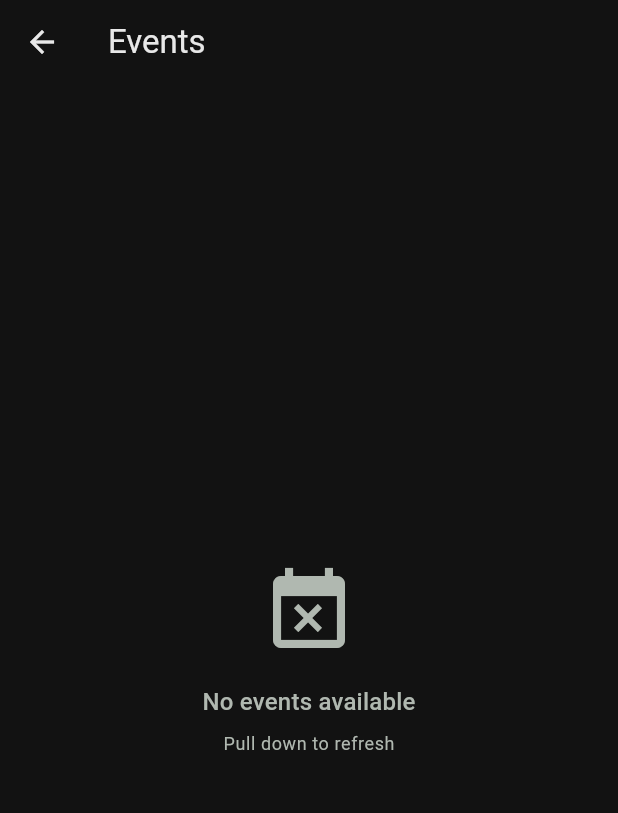
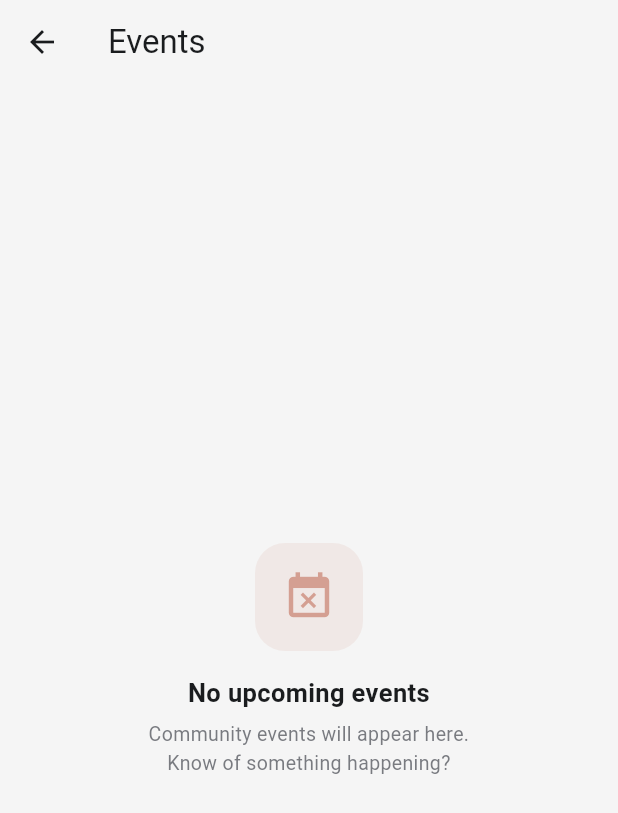
Before and after one commit to DZA6/calcity-app, a Flutter app: the EventsScreen screen opened directly, on a phone screen of 412 x 824 dp. Shown: the top 813 px of the screen. Run offline on Flutter 3.47's test engine with Material 3 defaults, Android fonts, the phone set to English and light mode, and no system bars; our stand-ins replace google_mobile_ads, shared_preferences, shimmer; accounts and stored records are empty; network calls fail.

Commit message:
P0: seed data, empty states, light mode default

```diff
--- a/calcity_app/lib/providers/settings_provider.dart
+++ b/calcity_app/lib/providers/settings_provider.dart
@@ -12,7 +12,7 @@ class SettingsProvider extends ChangeNotifier {
   static const _keyShowAlerts = 'show_alerts';
   static const _keyShowCouncil = 'show_council';
 
-  bool _darkMode = true; // dark by default
+  bool _darkMode = false; // light by default
   bool _notifications = true;
   bool _showNews = true;
   bool _showEvents = true;
@@ -36,7 +36,7 @@ class SettingsProvider extends ChangeNotifier {
 
   Future<void> load() async {
     final prefs = await SharedPreferences.getInstance();
-    _darkMode = prefs.getBool(_keyDarkMode) ?? true;
+    _darkMode = prefs.getBool(_keyDarkMode) ?? false;
     _notifications = prefs.getBool(_keyNotifications) ?? true;
     _showNews = prefs.getBool(_keyShowNews) ?? true;
     _showEvents = prefs.getBool(_keyShowEvents) ?? true;
--- a/calcity_app/lib/screens/deals_screen.dart
+++ b/calcity_app/lib/screens/deals_screen.dart
@@ -1,6 +1,7 @@
 import 'package:flutter/material.dart';
 import 'package:provider/provider.dart';
 import '../providers/content_provider.dart';
+import '../widgets/empty_state.dart';
 
 class DealsScreen extends StatelessWidget {
   const DealsScreen({super.key});
@@ -14,17 +15,10 @@ class DealsScreen extends StatelessWidget {
         return Scaffold(
           appBar: AppBar(title: const Text('Local Deals')),
           body: deals.isEmpty
-              ? Center(
-                  child: Column(
-                    mainAxisSize: MainAxisSize.min,
-                    children: [
-                      Icon(Icons.local_offer_outlined, size: 56, color: cs.onSurfaceVariant.withValues(alpha: 0.4)),
-                      const SizedBox(height: 12),
-                      Text('No deals yet', style: TextStyle(fontSize: 16, color: cs.onSurfaceVariant)),
-                      const SizedBox(height: 4),
-                      Text('Local businesses will post deals here soon.', style: TextStyle(fontSize: 13, color: cs.onSurfaceVariant.withValues(alpha: 0.5))),
-                    ],
-                  ),
+              ? const EmptyStateWidget(
+                  icon: Icons.local_offer_outlined,
+                  title: 'No deals yet',
+                  subtitle: 'Local businesses will post deals here soon.',
                 )
               : ListView.separated(
                   padding: const EdgeInsets.all(14),
--- a/calcity_app/lib/screens/events_screen.dart
+++ b/calcity_app/lib/screens/events_screen.dart
@@ -1,6 +1,7 @@
 import 'package:flutter/material.dart';
 import 'package:provider/provider.dart';
 import '../providers/content_provider.dart';
+import '../widgets/empty_state.dart';
 import '../widgets/event_card.dart';
 import '../widgets/category_chip.dart';
 import 'detail_screen.dart';
@@ -35,31 +36,10 @@ class _EventsScreenState extends State<EventsScreen> {
           }
 
           if (provider.events.isEmpty) {
-            return Center(
-              child: Column(
-                mainAxisSize: MainAxisSize.min,
-                children: [
-                  Icon(
-                    Icons.event_busy,
-                    size: 64,
-                    color: theme.colorScheme.onSurfaceVariant,
-                  ),
-                  const SizedBox(height: 16),
-                  Text(
-                    'No events available',
-                    style: theme.textTheme.titleMedium?.copyWith(
-                      color: theme.colorScheme.onSurfaceVariant,
-                    ),
-                  ),
-                  const SizedBox(height: 8),
-                  Text(
-                    'Pull down to refresh',
-                    style: theme.textTheme.bodySmall?.copyWith(
-                      color: theme.colorScheme.onSurfaceVariant,
-                    ),
-                  ),
-                ],
-              ),
+            return const EmptyStateWidget(
+              icon: Icons.event_busy,
+              title: 'No upcoming events',
+              subtitle: 'Community events will appear here.\nKnow of something happening?',
             );
           }
 
--- a/calcity_app/lib/screens/home_screen.dart
+++ b/calcity_app/lib/screens/home_screen.dart
@@ -442,7 +442,6 @@ class _HomeScreenState extends State<HomeScreen> with AutomaticKeepAliveClientMi
     final cs = Theme.of(context).colorScheme;
     final name = placement['business_name'] ?? 'Local Business';
     final headline = placement['headline'] ?? 'Featured';
-    final imageUrl = placement['business_image'];
 
     return Container(
       decoration: BoxDecoration(
--- /dev/null
+++ b/calcity_app/lib/widgets/empty_state.dart
@@ -0,0 +1,57 @@
+import 'package:flutter/material.dart';
+
+/// Reusable empty state widget with icon, title, subtitle, and optional action.
+class EmptyStateWidget extends StatelessWidget {
+  final IconData icon;
+  final String title;
+  final String subtitle;
+  final String? actionLabel;
+  final VoidCallback? onAction;
+
+  const EmptyStateWidget({
+    super.key,
+    required this.icon,
+    required this.title,
+    this.subtitle = '',
+    this.actionLabel,
+    this.onAction,
+  });
+
+  @override
+  Widget build(BuildContext context) {
+    final cs = Theme.of(context).colorScheme;
+    return Center(
+      child: Padding(
+        padding: const EdgeInsets.all(32),
+        child: Column(
+          mainAxisSize: MainAxisSize.min,
+          children: [
+            Container(
+              width: 72,
+              height: 72,
+              decoration: BoxDecoration(
+                color: cs.primary.withValues(alpha: 0.08),
+                borderRadius: BorderRadius.circular(20),
+              ),
+              child: Icon(icon, size: 36, color: cs.primary.withValues(alpha: 0.5)),
+            ),
+            const SizedBox(height: 16),
+            Text(title,
+              textAlign: TextAlign.center,
+              style: TextStyle(fontSize: 17, fontWeight: FontWeight.w600, color: cs.onSurface)),
+            if (subtitle.isNotEmpty) ...[
+              const SizedBox(height: 6),
+              Text(subtitle,
+                textAlign: TextAlign.center,
+                style: TextStyle(fontSize: 13, color: cs.onSurfaceVariant.withValues(alpha: 0.7))),
+            ],
+            if (actionLabel != null && onAction != null) ...[
+              const SizedBox(height: 16),
+              OutlinedButton(onPressed: onAction, child: Text(actionLabel!)),
+            ],
+          ],
+        ),
+      ),
+    );
+  }
+}
```
